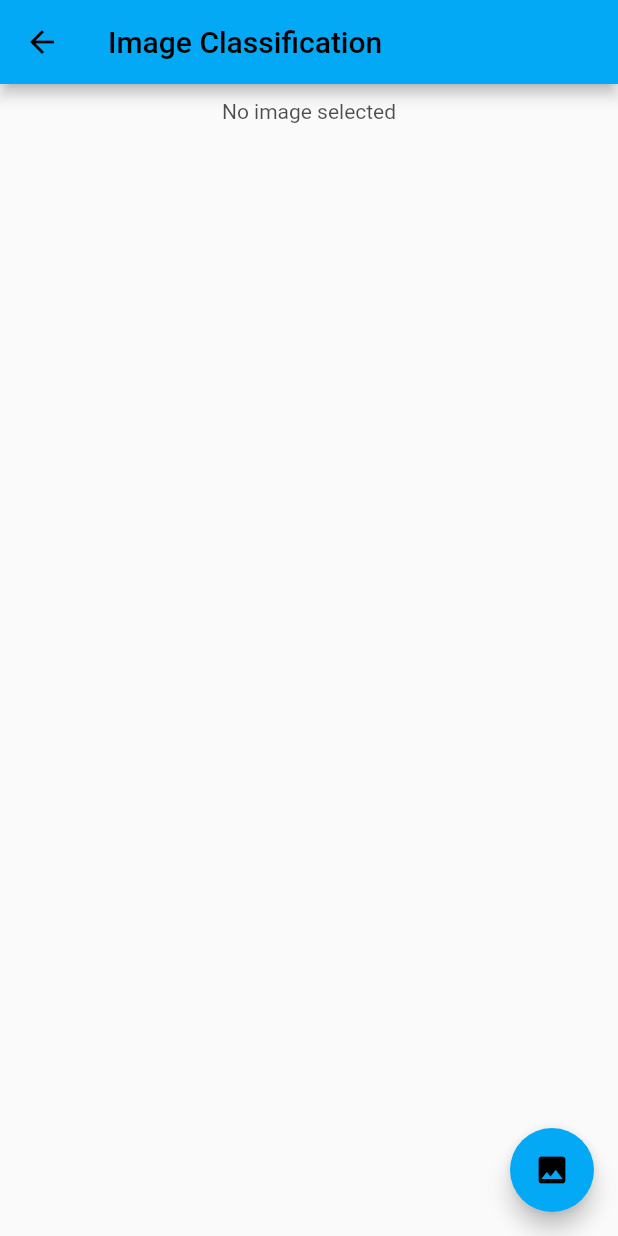
After one commit to Rellik-7/meme_classifier, a Flutter app: the IndexPage screen opened directly, after a tap on "Predict Meme", on a phone screen of 412 x 824 dp. The commit adds this screen. Run offline on Flutter 3.47's test engine with Material 2 defaults, Android fonts, the light colour scheme and no system bars; our stand-ins replace animated_text_kit, image_picker; missing offline and left inert: photo_manager, tflite.

Commit message:
Added tflite model

```diff
--- /dev/null
+++ b/assets/models/memelabels.txt
@@ -0,0 +1 @@
+neutral
--- a/lib/IndexPage.dart
+++ b/lib/IndexPage.dart
@@ -1,6 +1,7 @@
 import 'package:flutter/cupertino.dart';
 import 'package:flutter/material.dart';
 import 'package:meme_classifier/Gallery.dart';
+import 'package:meme_classifier/TfliteModel.dart';
 
 class IndexPage extends StatefulWidget {
   const IndexPage({Key? key}) : super(key: key);
@@ -16,17 +17,30 @@ class _IndexPageState extends State<IndexPage> {
       appBar: AppBar(
           title: Text('Index Page'),
       ),
-      body:Container(
+      body:Column(
+        mainAxisAlignment: MainAxisAlignment.center,
+        children: [
+          Container(
             child: Center(
               child: ElevatedButton(
                 onPressed: (){
                   Navigator.push(context, MaterialPageRoute(builder: (context) => const GridGallery()));
                 },
                 child: Text('Open Gallery'),
-
-
               ),
             ),
+          ),
+          Container(
+            child: Center(
+              child: ElevatedButton(
+                onPressed: (){
+                  Navigator.push(context, MaterialPageRoute(builder: (context) => const TfliteModel()));
+                },
+                child: Text('Predict Meme'),
+              ),
+            ),
+          ),
+        ],
       ),
     );
   }
--- /dev/null
+++ b/lib/TfliteModel.dart
@@ -0,0 +1,116 @@
+import 'dart:io';
+
+import 'package:flutter/cupertino.dart';
+import 'package:flutter/material.dart';
+import 'package:image_picker/image_picker.dart';
+import 'package:tflite/tflite.dart';
+
+class TfliteModel extends StatefulWidget {
+  const TfliteModel({Key? key}) : super(key: key);
+
+  @override
+  _TfliteModelState createState() => _TfliteModelState();
+}
+
+class _TfliteModelState extends State<TfliteModel> {
+  late File _image;
+  late List _results;
+  bool imageSelect = false;
+
+  @override
+  void initState() {
+    super.initState();
+    loadModel();
+  }
+
+  Future loadModel() async {
+    Tflite.close();
+    String res;
+    res = (await Tflite.loadModel(
+        model:
+            "assets/models/mobilenetv2_preprocessed_model_adam_20epoch_addedall.tflite",
+        labels: "assets/models/memelabels.txt"))!;
+    print("Models loading status: $res");
+  }
+
+  Future imageClassification(File image) async {
+    final List? recognitions = await Tflite.runModelOnImage(
+      path: image.path,
+      numResults: 1,
+      threshold: 0.00,
+      // imageMean: 0.0,
+      // imageStd: 255.0,
+    );
+    setState(() {
+      _results = recognitions!;
+      print(_results);
+      _image = image;
+      imageSelect = true;
+    });
+  }
+
+  @override
+  Widget build(BuildContext context) {
+    return Scaffold(
+      appBar: AppBar(
+        title: const Text("Image Classification"),
+      ),
+      body: ListView(
+        children: [
+          (imageSelect)
+              ? Container(
+                  margin: const EdgeInsets.all(10),
+                  child: Image.file(_image),
+                )
+              : Container(
+                  margin: const EdgeInsets.all(10),
+                  child: const Opacity(
+                    opacity: 0.8,
+                    child: Center(
+                      child: Text("No image selected"),
+                    ),
+                  ),
+                ),
+          SingleChildScrollView(
+            child: Column(
+              children: (imageSelect)
+                  ? _results.map((result) {
+                      return Card(
+                        child: Container(
+                          margin: EdgeInsets.all(10),
+                          child: result['confidence'] >= 0.5
+                              ? Text(
+                                  "${result['label']} - ${result['confidence'].toStringAsFixed(2)}",
+                                  style: const TextStyle(
+                                      color: Colors.red, fontSize: 20),
+                                )
+                              : Text(
+                                  "Meme - ${(1 - result['confidence']).toStringAsFixed(2)}",
+                                  style: const TextStyle(
+                                      color: Colors.red, fontSize: 20),
+                                ),
+                        ),
+                      );
+                    }).toList()
+                  : [],
+            ),
+          )
+        ],
+      ),
+      floatingActionButton: FloatingActionButton(
+        onPressed: pickImage,
+        tooltip: "Pick Image",
+        child: const Icon(Icons.image),
+      ),
+    );
+  }
+
+  Future pickImage() async {
+    final ImagePicker _picker = ImagePicker();
+    final XFile? pickedFile = await _picker.pickImage(
+      source: ImageSource.gallery,
+    );
+    File image = File(pickedFile!.path);
+    imageClassification(image);
+  }
+}
--- a/pubspec.yaml
+++ b/pubspec.yaml
@@ -34,6 +34,10 @@ dependencies:
   # The following adds the Cupertino Icons font to your application.
   # Use with the CupertinoIcons class for iOS style icons.
   cupertino_icons: ^1.0.2
+  tflite:
+    git:
+      url: https://github.com/zhengbomo/flutter_tflite.git
+      ref: master
   animated_text_kit: ^4.2.2
   image_picker: ^0.8.5+3
   photo_manager: ^2.1.4
@@ -72,6 +76,8 @@ flutter:
   uses-material-design: true
   assets:
     - assets/images/Screenshot (121).png
+    - assets/models/mobilenetv2_preprocessed_model_adam_20epoch_addedall.tflite
+    - assets/models/memelabels.txt
 
   # To add assets to your application, add an assets section, like this:
   # assets:
```
Also changed, not shown: pubspec.lock, 2 other files. Lines whose indentation alone changed are shown as unchanged.
